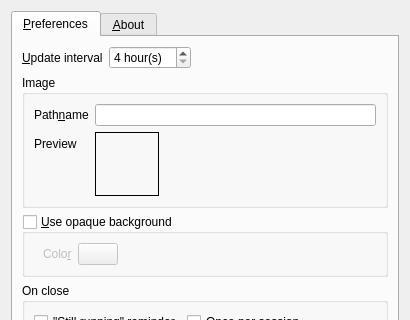
Old version of the form qt/forms/controlpaneldialog.ui in the repository damentz/moonphase; both pictures show x 0 to 410 and y 0 to 320 of the 410 by 523 pixel window.
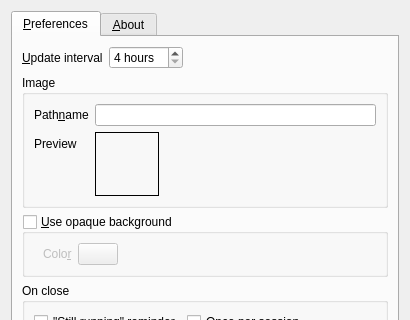
New version of the form. Icons and pictures are not drawn. Custom widgets are drawn as their Qt base class.

Commit message: Removed parantheses from hours in spin box, added control panel icon.

What changed in the file:
```diff
--- a/qt/forms/controlpaneldialog.ui
+++ b/qt/forms/controlpaneldialog.ui
@@ -56,7 +56,7 @@
             </sizepolicy>
            </property>
            <property name="suffix">
-            <string> hour(s)</string>
+            <string> hours</string>
            </property>
            <property name="minimum">
             <number>4</number>
```
Left out of the diff: 7 changed lines with no effect on the pictures. The commit also changes 2 other files.
